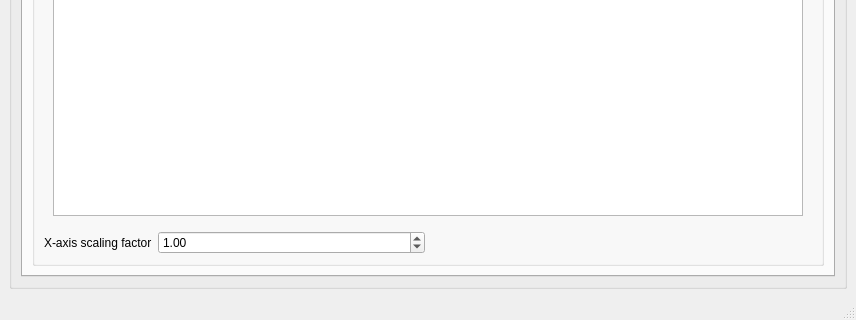
First picture: the form in PythonGUI_apps/H5_Pkl/h5_view_and_plot_gui.ui, repository SarthakJariwala/Python_GUI_apps, before the edit; both pictures show x 0 to 856 and y 605 to 925 of the 856 by 925 pixel window.
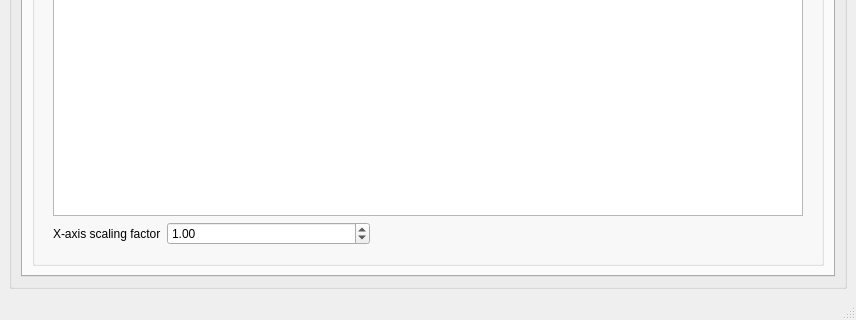
Second picture: the form after the edit. The open tabs and pages were chosen to show the change. Custom widgets are drawn as their Qt base class.

```diff
--- a/PythonGUI_apps/H5_Pkl/h5_view_and_plot_gui.ui
+++ b/PythonGUI_apps/H5_Pkl/h5_view_and_plot_gui.ui
@@ -92,6 +92,30 @@
                    <item row="0" column="0">
                     <widget class="PlotWidget" name="data_plotWidget"/>
                    </item>
+                   <item row="1" column="0">
+                    <layout class="QFormLayout" name="formLayout_3">
+                     <item row="0" column="0">
+                      <widget class="QLabel" name="label_3">
+                       <property name="text">
+                        <string>X-axis scaling factor</string>
+                       </property>
+                      </widget>
+                     </item>
+                     <item row="0" column="1">
+                      <widget class="QDoubleSpinBox" name="plotWidget_x_scaling_factor_spinBox">
+                       <property name="maximumSize">
+                        <size>
+                         <width>203</width>
+                         <height>16777215</height>
+                        </size>
+                       </property>
+                       <property name="value">
+                        <double>1.000000000000000</double>
+                       </property>
+                      </widget>
+                     </item>
+                    </layout>
+                   </item>
                   </layout>
                  </widget>
                  <widget class="QWidget" name="imageItem_page">
@@ -131,24 +155,6 @@
                  </property>
                 </widget>
                </item>
-               <item row="2" column="0">
-                <layout class="QFormLayout" name="formLayout_3">
-                 <item row="0" column="0">
-                  <widget class="QLabel" name="label_3">
-                   <property name="text">
-                    <string>X-axis scaling factor</string>
-                   </property>
-                  </widget>
-                 </item>
-                 <item row="0" column="1">
-                  <widget class="QDoubleSpinBox" name="plotWidget_x_scaling_factor_spinBox">
-                   <property name="value">
-                    <double>1.000000000000000</double>
-                   </property>
-                  </widget>
-                 </item>
-                </layout>
-               </item>
                <item row="0" column="1">
                 <widget class="QGroupBox" name="plot_type_groupBox">
                  <property name="enabled">
```
Left out of the diff: 20 changed lines with no effect on the pictures.
